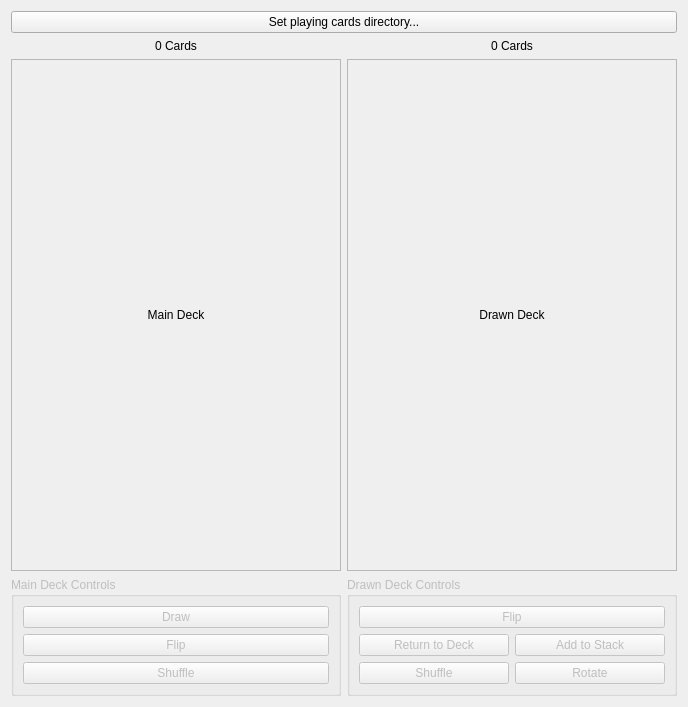
Old version of the form src/frontend/qt_sdl/PlayingCardsDialog.ui in the repository melonDS-emu/melonDS.
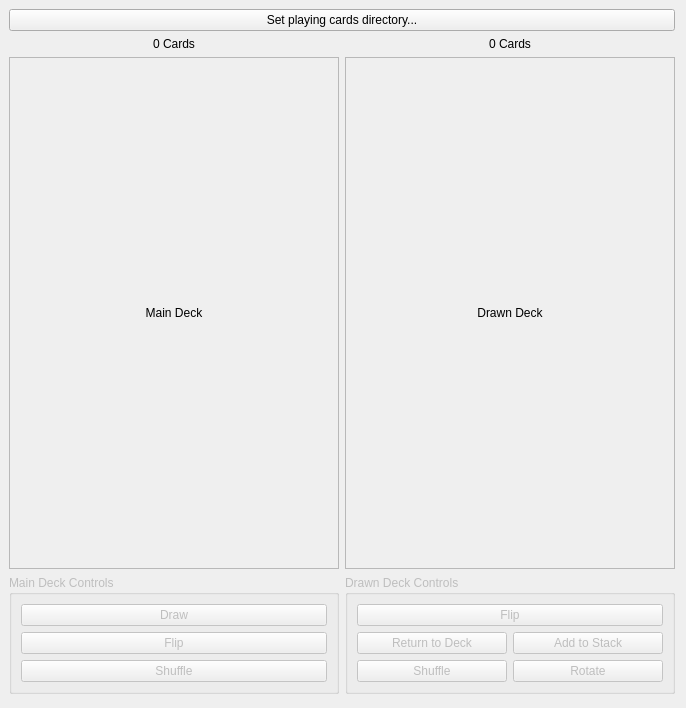
New version of the form.

Commit message: Make playing cards window scrollable

Patch:
```diff
--- a/src/frontend/qt_sdl/PlayingCardsDialog.ui
+++ b/src/frontend/qt_sdl/PlayingCardsDialog.ui
@@ -16,14 +16,90 @@
     <verstretch>0</verstretch>
    </sizepolicy>
   </property>
+  <property name="minimumSize">
+   <size>
+    <width>686</width>
+    <height>708</height>
+   </size>
+  </property>
   <property name="windowTitle">
    <string>Playing cards - melonDS</string>
   </property>
   <layout class="QGridLayout" name="gridLayout">
+   <property name="leftMargin">
+    <number>0</number>
+   </property>
+   <property name="topMargin">
+    <number>0</number>
+   </property>
+   <property name="rightMargin">
+    <number>0</number>
+   </property>
+   <property name="bottomMargin">
+    <number>0</number>
+   </property>
+   <property name="spacing">
+    <number>0</number>
+   </property>
+   <item row="0" column="0">
+    <widget class="QScrollArea" name="scrollArea">
+     <property name="minimumSize">
+      <size>
+       <width>686</width>
+       <height>708</height>
+      </size>
+     </property>
+     <property name="frameShape">
+      <enum>QFrame::NoFrame</enum>
+     </property>
+     <property name="verticalScrollBarPolicy">
+      <enum>Qt::ScrollBarAsNeeded</enum>
+     </property>
+     <property name="horizontalScrollBarPolicy">
+      <enum>Qt::ScrollBarAsNeeded</enum>
+     </property>
+     <property name="sizeAdjustPolicy">
+      <enum>QAbstractScrollArea::AdjustToContentsOnFirstShow</enum>
+     </property>
+     <widget class="QWidget" name="scrollAreaWidgetContents">
+      <property name="geometry">
+       <rect>
+        <x>0</x>
+        <y>0</y>
+        <width>686</width>
+        <height>708</height>
+       </rect>
+      </property>
+      <property name="sizePolicy">
+       <sizepolicy hsizetype="Fixed" vsizetype="Fixed">
+        <horstretch>0</horstretch>
+        <verstretch>0</verstretch>
+       </sizepolicy>
+      </property>
+      <layout class="QGridLayout" name="gridLayout_2">
    <property name="sizeConstraint">
     <enum>QLayout::SetFixedSize</enum>
    </property>
-   <item row="3" column="0">
+       <item row="0" column="0">
+        <widget class="QPushButton" name="setCardDirPushButton">
+         <property name="sizePolicy">
+          <sizepolicy hsizetype="Minimum" vsizetype="Fixed">
+           <horstretch>0</horstretch>
+           <verstretch>0</verstretch>
+          </sizepolicy>
+         </property>
+         <property name="whatsThis">
+          <string>Opens a file selection dialog to set the playing cards base directory. It must contain two folders, &quot;front&quot; and &quot;back&quot;, each containing 54 card images (52 standard cards and 2 jokers) with matching file names.</string>
+         </property>
+         <property name="text">
+          <string>Set playing cards directory...</string>
+         </property>
+         <property name="autoDefault">
+          <bool>false</bool>
+         </property>
+        </widget>
+       </item>
+       <item row="1" column="0">
     <layout class="QGridLayout" name="deckLayout">
      <item row="1" column="1">
       <widget class="QLabel" name="drawnDeckImageLabel">
@@ -225,27 +301,12 @@
      </item>
     </layout>
    </item>
-   <item row="0" column="0">
-    <widget class="QPushButton" name="setCardDirPushButton">
-     <property name="sizePolicy">
-      <sizepolicy hsizetype="Minimum" vsizetype="Fixed">
-       <horstretch>0</horstretch>
-       <verstretch>0</verstretch>
-      </sizepolicy>
-     </property>
-     <property name="whatsThis">
-      <string>Opens a file selection dialog to set the playing cards base directory. It must contain two folders, &quot;front&quot; and &quot;back&quot;, each containing 54 card images (52 standard cards and 2 jokers) with matching file names.</string>
-     </property>
-     <property name="text">
-      <string>Set playing cards directory...</string>
-     </property>
-     <property name="autoDefault">
-      <bool>false</bool>
-     </property>
-    </widget>
-   </item>
-   <item row="4" column="0">
+       <item row="2" column="0">
     <layout class="QGridLayout" name="stacksLayout"/>
+       </item>
+      </layout>
+     </widget>
+    </widget>
    </item>
   </layout>
  </widget>
```
Lines whose indentation alone changed are shown as unchanged.
